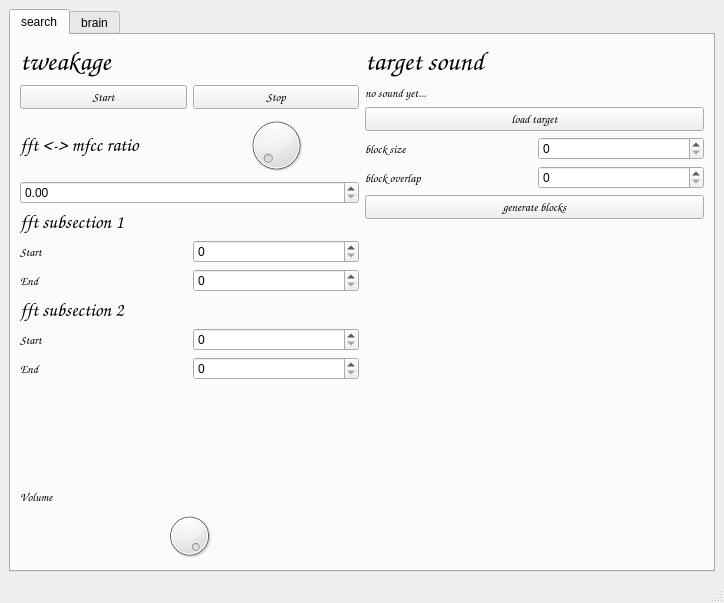
aeiouaeiouaeiouaeiouaeiouaeiou/samplebrain, file samplebrain/interface/samplebrain.ui: the form before one commit.
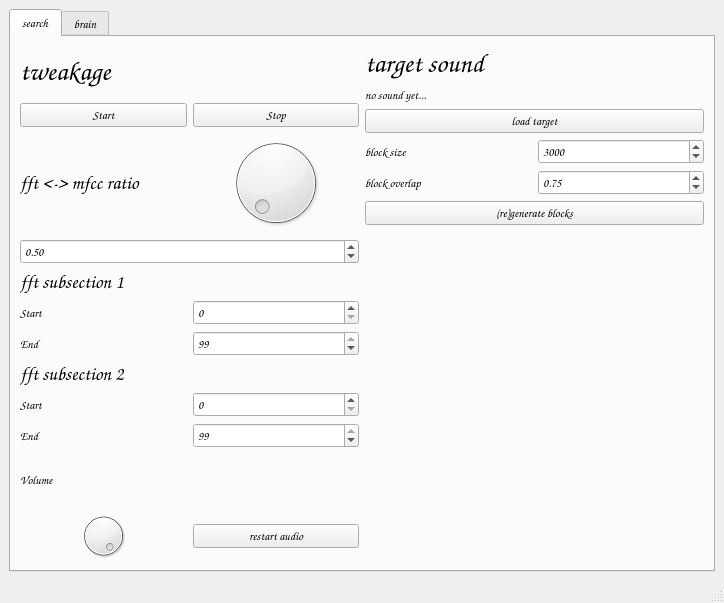
The form after the commit.

Patch:
```diff
--- a/samplebrain/interface/samplebrain.ui
+++ b/samplebrain/interface/samplebrain.ui
@@ -17,6 +17,13 @@
    <layout class="QHBoxLayout" name="horizontalLayout">
     <item>
      <widget class="QTabWidget" name="tabWidget">
+      <property name="font">
+       <font>
+        <family>Comic Sans MS</family>
+        <weight>75</weight>
+        <bold>true</bold>
+       </font>
+      </property>
       <property name="currentIndex">
        <number>0</number>
       </property>
@@ -26,7 +33,7 @@
        </attribute>
        <layout class="QHBoxLayout" name="horizontalLayout_15">
         <item>
-         <layout class="QVBoxLayout" name="verticalLayout_7">
+         <layout class="QVBoxLayout" name="verticalLayout_3">
           <item>
            <widget class="QLabel" name="label_19">
             <property name="font">
@@ -78,8 +85,6 @@
            </layout>
           </item>
           <item>
-           <layout class="QVBoxLayout" name="verticalLayout_3">
-            <item>
              <layout class="QHBoxLayout" name="horizontalLayout_16">
               <item>
                <widget class="QLabel" name="label_6">
@@ -118,7 +123,17 @@
              </layout>
             </item>
             <item>
-             <widget class="QDoubleSpinBox" name="doubleSpinBoxRatio"/>
+           <widget class="QDoubleSpinBox" name="doubleSpinBoxRatio">
+            <property name="maximum">
+             <double>1.000000000000000</double>
+            </property>
+            <property name="singleStep">
+             <double>0.010000000000000</double>
+            </property>
+            <property name="value">
+             <double>0.500000000000000</double>
+            </property>
+           </widget>
             </item>
             <item>
              <layout class="QVBoxLayout" name="verticalLayout_4">
@@ -175,7 +190,11 @@
                  </widget>
                 </item>
                 <item>
-                 <widget class="QSpinBox" name="spinBoxFFT1End"/>
+               <widget class="QSpinBox" name="spinBoxFFT1End">
+                <property name="value">
+                 <number>99</number>
+                </property>
+               </widget>
                 </item>
                </layout>
               </item>
@@ -236,29 +255,16 @@
                  </widget>
                 </item>
                 <item>
-                 <widget class="QSpinBox" name="spinBoxFFT2End"/>
+               <widget class="QSpinBox" name="spinBoxFFT2End">
+                <property name="value">
+                 <number>99</number>
+                </property>
+               </widget>
                 </item>
                </layout>
               </item>
              </layout>
             </item>
-           </layout>
-          </item>
-          <item>
-           <spacer name="verticalSpacer_3">
-            <property name="orientation">
-             <enum>Qt::Vertical</enum>
-            </property>
-            <property name="sizeHint" stdset="0">
-             <size>
-              <width>323</width>
-              <height>511</height>
-             </size>
-            </property>
-           </spacer>
-          </item>
-          <item>
-           <layout class="QVBoxLayout" name="verticalLayout_6">
             <item>
              <widget class="QLabel" name="label_13">
               <property name="font">
@@ -274,12 +280,28 @@
              </widget>
             </item>
             <item>
+           <layout class="QHBoxLayout" name="horizontalLayout_17">
+            <item>
              <widget class="QDial" name="dialVolume">
               <property name="value">
                <number>99</number>
               </property>
              </widget>
             </item>
+            <item>
+             <widget class="QPushButton" name="pushButtonRestartAudio">
+              <property name="font">
+               <font>
+                <family>Comic Sans MS</family>
+                <weight>75</weight>
+                <bold>true</bold>
+               </font>
+              </property>
+              <property name="text">
+               <string>restart audio</string>
+              </property>
+             </widget>
+            </item>
            </layout>
           </item>
          </layout>
@@ -346,7 +368,14 @@
              </widget>
             </item>
             <item>
-             <widget class="QSpinBox" name="spinBoxBlockSizeTarget"/>
+             <widget class="QSpinBox" name="spinBoxBlockSizeTarget">
+              <property name="maximum">
+               <number>99999</number>
+              </property>
+              <property name="value">
+               <number>3000</number>
+              </property>
+             </widget>
             </item>
            </layout>
           </item>
@@ -367,7 +396,17 @@
              </widget>
             </item>
             <item>
-             <widget class="QSpinBox" name="spinBoxBlockOverlapTarget"/>
+             <widget class="QDoubleSpinBox" name="doubleSpinBoxBlockOverlapTarget">
+              <property name="maximum">
+               <double>1.000000000000000</double>
+              </property>
+              <property name="singleStep">
+               <double>0.010000000000000</double>
+              </property>
+              <property name="value">
+               <double>0.750000000000000</double>
+              </property>
+             </widget>
             </item>
            </layout>
           </item>
@@ -381,7 +420,7 @@
              </font>
             </property>
             <property name="text">
-             <string>generate blocks</string>
+             <string>(re)generate blocks</string>
             </property>
            </widget>
           </item>
```
Left out of the diff: 169 changed lines with no effect on the pictures. Lines whose indentation alone changed are shown as unchanged.
